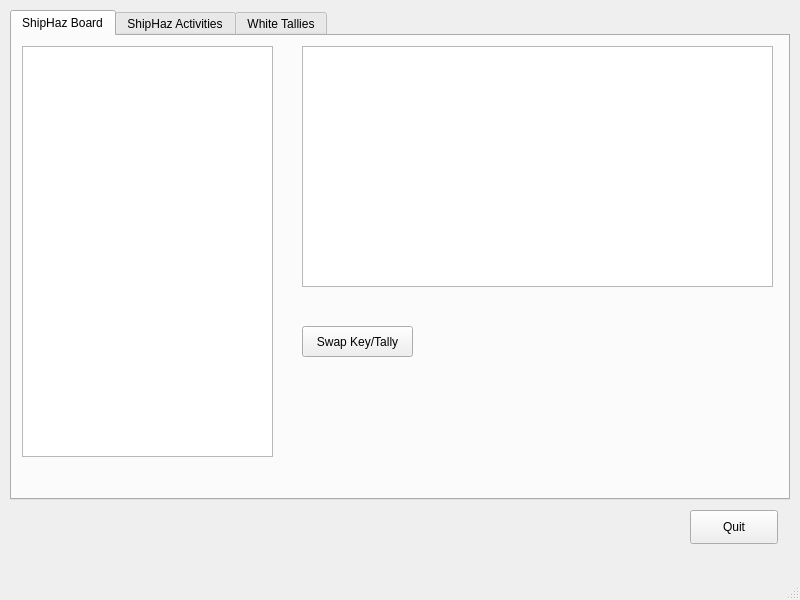
Before: the Qt Designer form mainWindow.ui in Wod1n/eShipHaz, drawn with Qt 5.
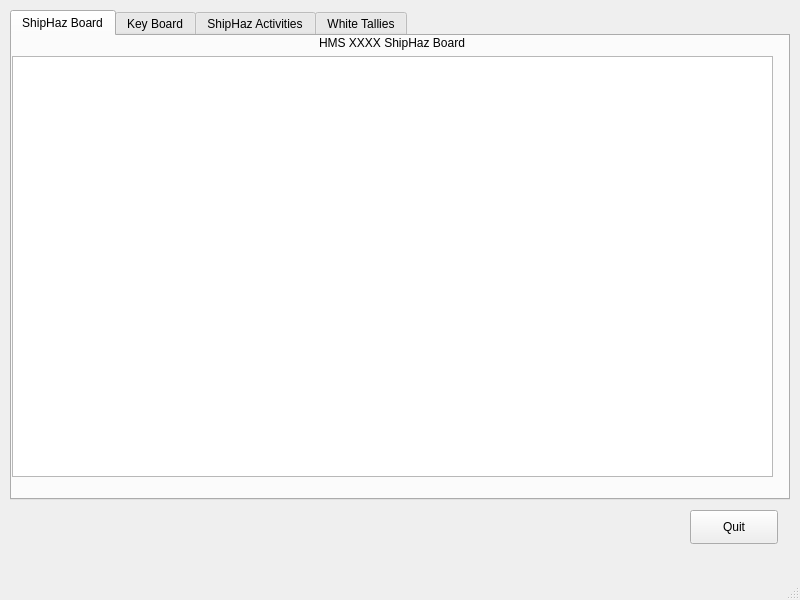
After: the same form once the commit is applied.

Commit message: Added visual SH matrix and highlight function

```diff
--- a/mainWindow.ui
+++ b/mainWindow.ui
@@ -39,17 +39,44 @@
     <property name="currentIndex">
      <number>0</number>
     </property>
-    <widget class="QWidget" name="tabWidgetPage1">
+    <widget class="QWidget" name="tab">
      <attribute name="title">
       <string>ShipHaz Board</string>
      </attribute>
+     <widget class="QWidget" name="verticalLayoutWidget">
+      <property name="geometry">
+       <rect>
+        <x>0</x>
+        <y>0</y>
+        <width>761</width>
+        <height>441</height>
+       </rect>
+      </property>
+      <layout class="QVBoxLayout" name="verticalLayout">
+       <item alignment="Qt::AlignHCenter">
+        <widget class="QLabel" name="label">
+         <property name="text">
+          <string>HMS XXXX ShipHaz Board</string>
+         </property>
+        </widget>
+       </item>
+       <item>
+        <widget class="QTableWidget" name="shBoardMatrix"/>
+       </item>
+      </layout>
+     </widget>
+    </widget>
+    <widget class="QWidget" name="tabWidgetPage1">
+     <attribute name="title">
+      <string>Key Board</string>
+     </attribute>
      <widget class="QTableWidget" name="keyBoard">
       <property name="geometry">
        <rect>
         <x>290</x>
         <y>10</y>
         <width>471</width>
-        <height>241</height>
+        <height>361</height>
        </rect>
       </property>
      </widget>
@@ -67,7 +94,7 @@
       <property name="geometry">
        <rect>
         <x>290</x>
-        <y>290</y>
+        <y>390</y>
         <width>111</width>
         <height>31</height>
        </rect>
```
The commit also changes 1 other file.
